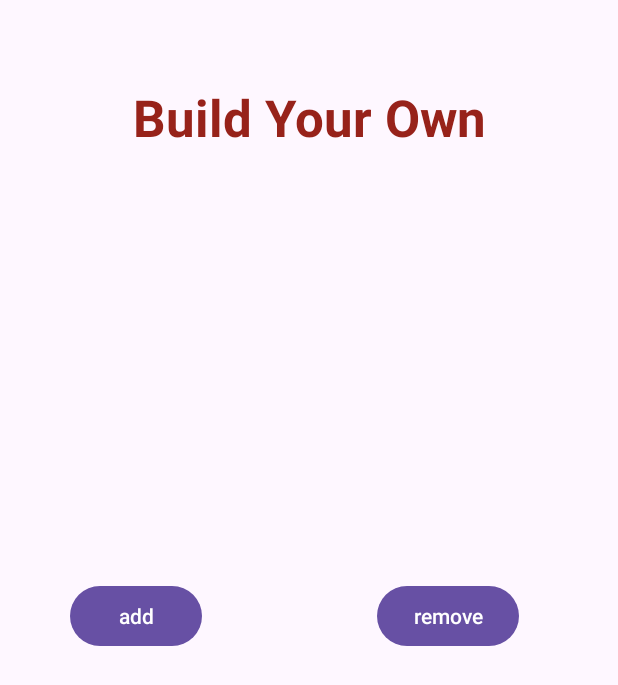
After one commit to deshnadoshi/RUPizzaApp, an Android app: the BuildYourOwnActivity screen opened directly, with no data from a screen before it, on a phone screen of 412 x 824 dp. The commit adds this screen. Shown: the top 685 px of the screen. Run offline under Robolectric (Android 15) with nearby library versions, the phone set to English and light mode, and no system bars.

Commit message:
GUI: Navigating to BYO works

```diff
--- a/app/src/main/AndroidManifest.xml
+++ b/app/src/main/AndroidManifest.xml
@@ -21,6 +21,10 @@
                 <category android:name="android.intent.category.LAUNCHER" />
             </intent-filter>
         </activity>
+        <activity
+            android:name=".BuildYourOwnActivity">
+
+        </activity>
     </application>
 
 </manifest>
--- /dev/null
+++ b/app/src/main/java/com/example/rupizzaapp/BuildYourOwnActivity.java
@@ -0,0 +1,16 @@
+package com.example.rupizzaapp;
+
+import android.os.Bundle;
+
+import androidx.appcompat.app.AppCompatActivity;
+
+
+
+public class BuildYourOwnActivity extends AppCompatActivity {
+
+    @Override
+    protected void onCreate(Bundle savedInstanceState) {
+        super.onCreate(savedInstanceState);
+        setContentView(R.layout.activity_byo);
+    }
+}
--- a/app/src/main/java/com/example/rupizzaapp/MainActivity.java
+++ b/app/src/main/java/com/example/rupizzaapp/MainActivity.java
@@ -2,13 +2,37 @@ package com.example.rupizzaapp;
 
 import androidx.appcompat.app.AppCompatActivity;
 
+import android.content.Intent;
 import android.os.Bundle;
+import android.view.View;
+import android.widget.Button;
 
 public class MainActivity extends AppCompatActivity {
+
+    private Button byoMain;
 
     @Override
     protected void onCreate(Bundle savedInstanceState) {
         super.onCreate(savedInstanceState);
         setContentView(R.layout.activity_main);
+
+        openBYO(savedInstanceState);
+
     }
+
+    protected void openBYO(Bundle savedInstanceState){
+        byoMain = findViewById(R.id.byoMain);
+        byoMain.setOnClickListener(new View.OnClickListener() {
+            @Override
+            public void onClick(View v) {
+                Intent intent = new Intent(MainActivity.this, BuildYourOwnActivity.class);
+                startActivity(intent);
+            }
+        });
+
+    }
+
+
+
+
 }
--- /dev/null
+++ b/app/src/main/res/layout/activity_byo.xml
@@ -0,0 +1,78 @@
+<?xml version="1.0" encoding="utf-8"?>
+<androidx.constraintlayout.widget.ConstraintLayout xmlns:android="http://schemas.android.com/apk/res/android"
+    xmlns:app="http://schemas.android.com/apk/res-auto"
+    xmlns:tools="http://schemas.android.com/tools"
+    android:layout_width="match_parent"
+    android:layout_height="match_parent"
+    tools:context=".MainActivity">
+
+    <TextView
+        android:layout_width="wrap_content"
+        android:layout_height="wrap_content"
+        android:fontFamily="sans-serif"
+        android:text="@string/build_your_own"
+        android:textAlignment="center"
+        android:textColor="#97221A"
+        android:textSize="34sp"
+        android:textStyle="bold"
+        app:layout_constraintBottom_toBottomOf="parent"
+        app:layout_constraintEnd_toEndOf="parent"
+        app:layout_constraintStart_toStartOf="parent"
+        app:layout_constraintTop_toTopOf="parent"
+        app:layout_constraintVertical_bias="0.071" />
+
+    <androidx.recyclerview.widget.RecyclerView
+        android:id="@+id/byoAddTopping"
+        android:layout_width="125dp"
+        android:layout_height="200dp"
+        android:layout_marginStart="34dp"
+        android:layout_marginTop="131dp"
+        android:layout_marginEnd="252dp"
+        android:layout_marginBottom="400dp"
+        app:layout_constraintBottom_toBottomOf="parent"
+        app:layout_constraintEnd_toEndOf="parent"
+        app:layout_constraintStart_toStartOf="parent"
+        app:layout_constraintTop_toTopOf="parent" />
+
+    <androidx.recyclerview.widget.RecyclerView
+        android:id="@+id/byoRemoveTopping"
+        android:layout_width="126dp"
+        android:layout_height="200dp"
+        android:layout_marginStart="229dp"
+        android:layout_marginTop="131dp"
+        android:layout_marginEnd="56dp"
+        android:layout_marginBottom="400dp"
+        app:layout_constraintBottom_toBottomOf="parent"
+        app:layout_constraintEnd_toEndOf="parent"
+        app:layout_constraintStart_toStartOf="parent"
+        app:layout_constraintTop_toTopOf="parent" />
+
+    <Button
+        android:id="@+id/byoAddPizzaTopping"
+        android:layout_width="wrap_content"
+        android:layout_height="wrap_content"
+        android:layout_marginStart="45dp"
+        android:layout_marginTop="340dp"
+        android:layout_marginEnd="276dp"
+        android:layout_marginBottom="343dp"
+        android:text="add"
+        app:layout_constraintBottom_toBottomOf="parent"
+        app:layout_constraintEnd_toEndOf="parent"
+        app:layout_constraintStart_toStartOf="parent"
+        app:layout_constraintTop_toTopOf="parent" />
+
+    <Button
+        android:id="@+id/byoRemovePizzaTopping"
+        android:layout_width="wrap_content"
+        android:layout_height="wrap_content"
+        android:layout_marginStart="241dp"
+        android:layout_marginTop="340dp"
+        android:layout_marginEnd="56dp"
+        android:layout_marginBottom="343dp"
+        android:text="remove"
+        app:layout_constraintBottom_toBottomOf="parent"
+        app:layout_constraintEnd_toEndOf="parent"
+        app:layout_constraintStart_toStartOf="parent"
+        app:layout_constraintTop_toTopOf="parent" />
+
+</androidx.constraintlayout.widget.ConstraintLayout>
--- a/app/src/main/res/layout/activity_main.xml
+++ b/app/src/main/res/layout/activity_main.xml
@@ -15,7 +15,7 @@
         android:layout_marginTop="210dp"
         android:layout_marginEnd="43dp"
         android:layout_marginBottom="369dp"
-        android:background="@color/black"
+        android:background="#8B0000"
         android:drawablePadding="8dp"
         android:scaleType="fitCenter"
         android:src="@mipmap/buildyourownicon"
@@ -36,7 +36,7 @@
         android:layout_marginTop="406dp"
         android:layout_marginEnd="229dp"
         android:layout_marginBottom="173dp"
-        android:background="@color/black"
+        android:background="#8B0000"
         android:drawablePadding="8dp"
         android:scaleType="fitCenter"
         android:src="@mipmap/buildyourownicon"
@@ -73,7 +73,7 @@
         android:layout_width="wrap_content"
         android:layout_height="wrap_content"
         android:fontFamily="sans-serif"
-        android:text="RU Pizza App"
+        android:text="@string/ru_pizza_app"
         android:textAlignment="center"
         android:textColor="#97221A"
         android:textSize="34sp"
@@ -93,7 +93,7 @@
         android:layout_marginTop="210dp"
         android:layout_marginEnd="229dp"
         android:layout_marginBottom="369dp"
-        android:background="@color/black"
+        android:background="#8B0000"
         android:drawablePadding="8dp"
         android:scaleType="fitCenter"
         android:src="@mipmap/buildyourownicon"
--- a/app/src/main/res/values/strings.xml
+++ b/app/src/main/res/values/strings.xml
@@ -4,4 +4,5 @@
     <string name="current_order">Current Order</string>
     <string name="store_orders">Store Orders</string>
     <string name="build_your_own">Build Your Own</string>
+    <string name="ru_pizza_app">RU Pizza App</string>
 </resources>
```
